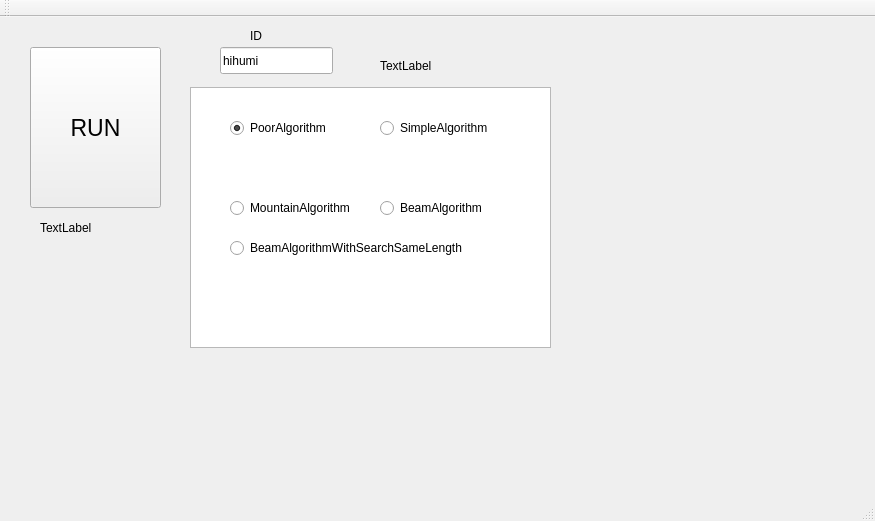
The window that Slave/mainwindow.ui (tnct-spc/procon2017-comp) describes before a commit, drawn with Qt 5.
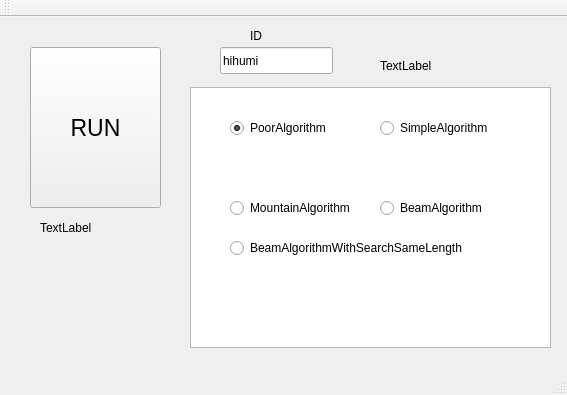
The same window after the commit.

Diff of the .ui file:
```diff
--- a/Slave/mainwindow.ui
+++ b/Slave/mainwindow.ui
@@ -6,8 +6,8 @@
    <rect>
     <x>0</x>
     <y>0</y>
-    <width>875</width>
-    <height>521</height>
+    <width>567</width>
+    <height>395</height>
    </rect>
   </property>
   <property name="windowTitle">
```
Left out of the diff: 4 changed lines with no effect on the pictures.
